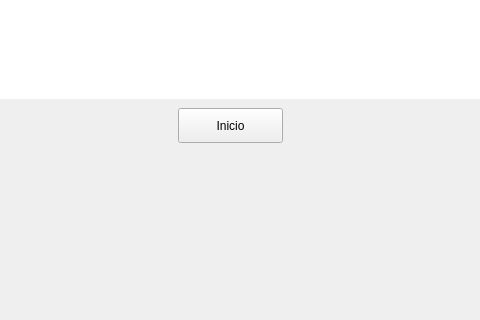
Qt form ui/fifteenthwindow.ui (eriklemy/Detetive) before a commit; both pictures show x 392 to 872 and y 312 to 632 of the 1366 by 768 pixel window.
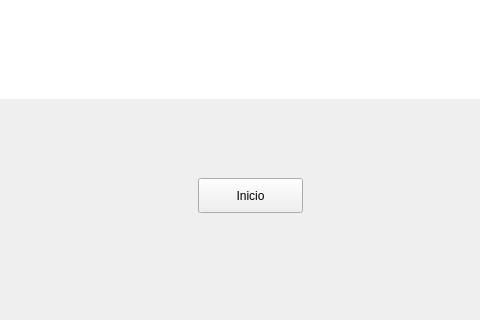
The same form after that commit.

```diff
--- a/ui/fifteenthwindow.ui
+++ b/ui/fifteenthwindow.ui
@@ -48,8 +48,8 @@
    <widget class="QPushButton" name="pushInicioButton">
     <property name="geometry">
      <rect>
-      <x>570</x>
-      <y>420</y>
+      <x>590</x>
+      <y>490</y>
       <width>105</width>
       <height>35</height>
      </rect>
```
